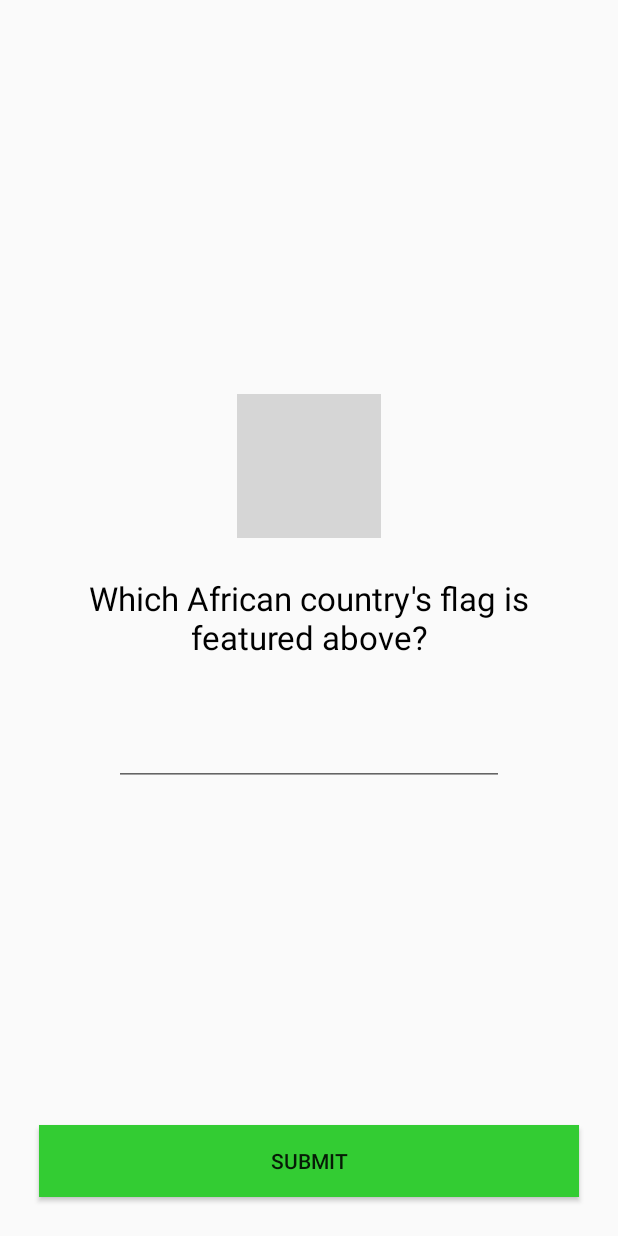
After one commit to mwilcox-wi/TheQuiz, an Android app: the fragment Q2_Fragment placed in its activity, on a phone screen of 412 x 824 dp. The commit adds this screen. Run offline under Robolectric (Android 15) with nearby library versions, the phone set to English and light mode, and no system bars; grey boxes are pictures that could not be loaded.

Commit message:
Added Q2 Fragment Imported flag image

```diff
--- /dev/null
+++ b/app/src/main/java/com/cs407/thequiz/Q2_Fragment.java
@@ -0,0 +1,108 @@
+package com.cs407.thequiz;
+
+import android.content.Context;
+import android.net.Uri;
+import android.os.Bundle;
+import android.app.Fragment;
+import android.view.LayoutInflater;
+import android.view.View;
+import android.view.ViewGroup;
+
+
+/**
+ * A simple {@link Fragment} subclass.
+ * Activities that contain this fragment must implement the
+ * {@link Q2_Fragment.OnFragmentInteractionListener} interface
+ * to handle interaction events.
+ * Use the {@link Q2_Fragment#newInstance} factory method to
+ * create an instance of this fragment.
+ */
+public class Q2_Fragment extends Fragment {
+    // TODO: Rename parameter arguments, choose names that match
+    // the fragment initialization parameters, e.g. ARG_ITEM_NUMBER
+    private static final String ARG_PARAM1 = "param1";
+    private static final String ARG_PARAM2 = "param2";
+
+    // TODO: Rename and change types of parameters
+    private String mParam1;
+    private String mParam2;
+
+    private OnFragmentInteractionListener mListener;
+
+    public Q2_Fragment() {
+        // Required empty public constructor
+    }
+
+    /**
+     * Use this factory method to create a new instance of
+     * this fragment using the provided parameters.
+     *
+     * @param param1 Parameter 1.
+     * @param param2 Parameter 2.
+     * @return A new instance of fragment Q2_Fragment.
+     */
+    // TODO: Rename and change types and number of parameters
+    public static Q2_Fragment newInstance(String param1, String param2) {
+        Q2_Fragment fragment = new Q2_Fragment();
+        Bundle args = new Bundle();
+        args.putString(ARG_PARAM1, param1);
+        args.putString(ARG_PARAM2, param2);
+        fragment.setArguments(args);
+        return fragment;
+    }
+
+    @Override
+    public void onCreate(Bundle savedInstanceState) {
+        super.onCreate(savedInstanceState);
+        if (getArguments() != null) {
+            mParam1 = getArguments().getString(ARG_PARAM1);
+            mParam2 = getArguments().getString(ARG_PARAM2);
+        }
+    }
+
+    @Override
+    public View onCreateView(LayoutInflater inflater, ViewGroup container,
+                             Bundle savedInstanceState) {
+        // Inflate the layout for this fragment
+        return inflater.inflate(R.layout.fragment_q2_, container, false);
+    }
+
+    // TODO: Rename method, update argument and hook method into UI event
+    public void onButtonPressed(Uri uri) {
+        if (mListener != null) {
+            mListener.onFragmentInteraction(uri);
+        }
+    }
+
+    @Override
+    public void onAttach(Context context) {
+        super.onAttach(context);
+        if (context instanceof OnFragmentInteractionListener) {
+            mListener = (OnFragmentInteractionListener) context;
+        } else {
+            throw new RuntimeException(context.toString()
+                    + " must implement OnFragmentInteractionListener");
+        }
+    }
+
+    @Override
+    public void onDetach() {
+        super.onDetach();
+        mListener = null;
+    }
+
+    /**
+     * This interface must be implemented by activities that contain this
+     * fragment to allow an interaction in this fragment to be communicated
+     * to the activity and potentially other fragments contained in that
+     * activity.
+     * <p/>
+     * See the Android Training lesson <a href=
+     * "http://developer.android.com/training/basics/fragments/communicating.html"
+     * >Communicating with Other Fragments</a> for more information.
+     */
+    public interface OnFragmentInteractionListener {
+        // TODO: Update argument type and name
+        void onFragmentInteraction(Uri uri);
+    }
+}
--- a/app/src/main/java/com/cs407/thequiz/QuizActivity.java
+++ b/app/src/main/java/com/cs407/thequiz/QuizActivity.java
@@ -7,7 +7,7 @@ import android.support.v4.app.FragmentActivity;
 import android.view.Menu;
 import android.view.MenuItem;
 
-public class QuizActivity extends FragmentActivity implements Q1Fragment.OnFragmentInteractionListener {
+public class QuizActivity extends FragmentActivity implements Q1Fragment.OnFragmentInteractionListener, Q2_Fragment.OnFragmentInteractionListener {
 
     @Override
     protected void onCreate(Bundle savedInstanceState) {
@@ -17,10 +17,13 @@ public class QuizActivity extends FragmentActivity implements Q1Fragment.OnFragm
         Q1Fragment q1 = new Q1Fragment();
         q1.setArguments(getIntent().getExtras());
 
+        Q2_Fragment q2 = new Q2_Fragment();
+        q2.setArguments(getIntent().getExtras());
+
         //TA implementation
         getFragmentManager()
                 .beginTransaction()
-                .replace(R.id.quiz_fragment_container, q1)
+                .replace(R.id.quiz_fragment_container, q2)
                 .addToBackStack(null)
                 .commit();
         //TA end
--- /dev/null
+++ b/app/src/main/res/layout/fragment_q2_.xml
@@ -0,0 +1,57 @@
+<FrameLayout xmlns:android="http://schemas.android.com/apk/res/android"
+    xmlns:tools="http://schemas.android.com/tools"
+    android:layout_width="match_parent"
+    android:layout_height="match_parent"
+    tools:context="com.cs407.thequiz.Q2_Fragment">
+
+    <!-- TODO: Update blank fragment layout -->
+
+    <RelativeLayout
+        android:layout_width="match_parent"
+        android:layout_height="match_parent">
+
+        <TextView
+            android:layout_width="wrap_content"
+            android:layout_height="wrap_content"
+            android:textAppearance="?android:attr/textAppearanceLarge"
+            android:text="Which African country&apos;s flag is featured above?"
+            android:id="@+id/q2_text"
+            android:textAlignment="center"
+            android:textColor="#000"
+            android:layout_centerVertical="true"
+            android:layout_alignParentStart="true" />
+
+        <ImageView
+            android:layout_width="wrap_content"
+            android:layout_height="wrap_content"
+            android:id="@+id/flag_moz"
+            android:src="@drawable/flag_moz"
+            android:longClickable="true"
+            android:maxHeight="300dp"
+            android:maxWidth="200dp"
+            android:layout_above="@+id/q2_text"
+            android:layout_centerHorizontal="true"
+            android:layout_margin="25dp" />
+
+        <Button
+            android:layout_width="wrap_content"
+            android:layout_height="wrap_content"
+            android:text="Submit"
+            android:id="@+id/btn_submit_q2"
+            android:layout_alignParentBottom="true"
+            android:layout_alignParentEnd="true"
+            android:layout_alignParentStart="true"
+            android:background="#33cc33"
+            android:layout_margin="10dp" />
+
+        <EditText
+            android:layout_width="fill_parent"
+            android:layout_height="wrap_content"
+            android:id="@+id/editText"
+            android:layout_below="@+id/q2_text"
+            android:layout_centerHorizontal="true"
+            android:layout_marginTop="39dp"
+            android:layout_marginLeft="60dp"
+            android:layout_marginRight="60dp" />
+    </RelativeLayout>
+</FrameLayout>
```
